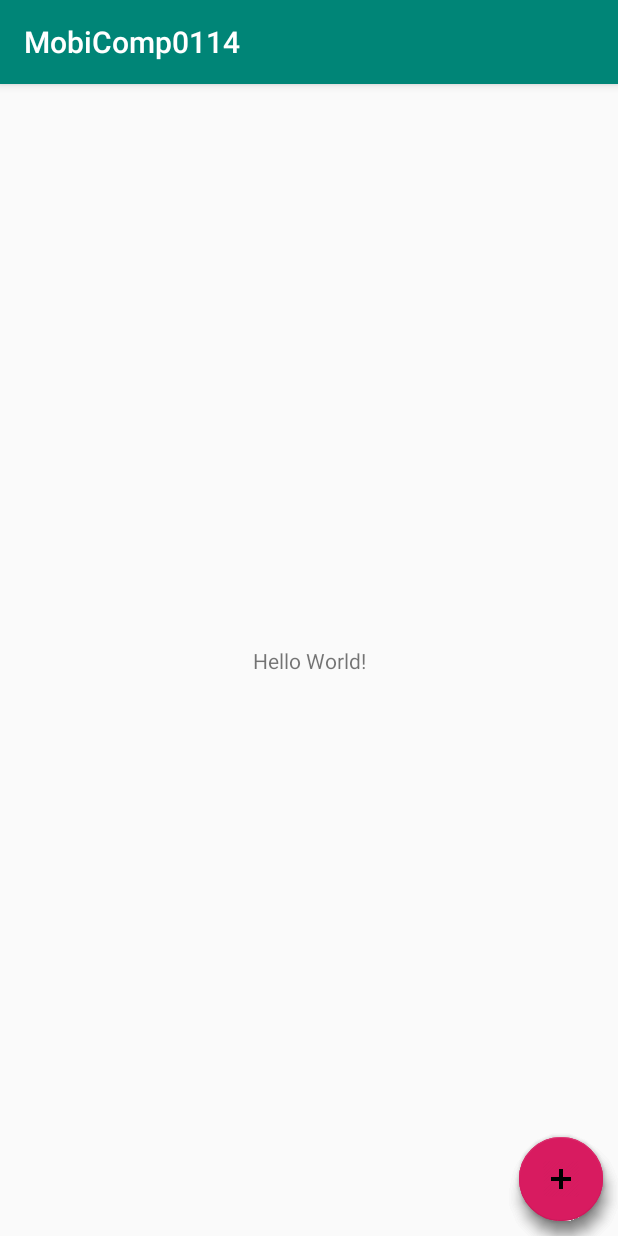
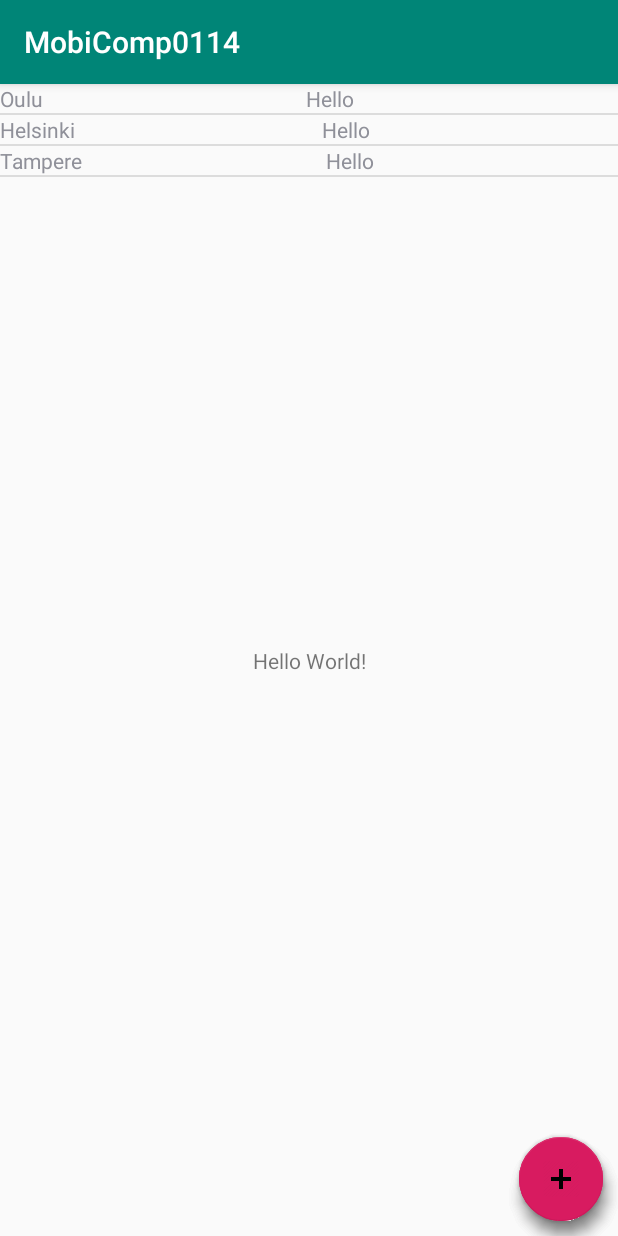
Before and after one commit to youngj719/MobileComputing, an Android app: the screen it shows after launch (MainActivity), on a phone screen of 412 x 824 dp. Run offline under Robolectric (Android 15) with nearby library versions, the phone set to English and light mode, and no system bars.

Commit message:
Fourth commit

```diff
--- a/app/src/main/java/com/example/mobicomp0114/MainActivity.kt
+++ b/app/src/main/java/com/example/mobicomp0114/MainActivity.kt
@@ -26,22 +26,20 @@ class MainActivity : AppCompatActivity() {
         }
 
         var fabOpened = false
-
         fab.setOnClickListener {
             if (!fabOpened) {
                 fabOpened = true
                 fab_map.animate().translationY(-resources.getDimension(R.dimen.standard_66))
                 fab_time.animate().translationY(-resources.getDimension(R.dimen.standard_116))
-
             } else {
                 fabOpened = false
                 fab_map.animate().translationY(0f)
                 fab_time.animate().translationY(0f)
-
             }
-
         }
 
-
+        var data = arrayOf("Oulu","Helsinki","Tampere")
+        var reminderAdapter = ReminderAdapter(applicationContext, data)
+        list.adapter = reminderAdapter
     }
 }
--- /dev/null
+++ b/app/src/main/java/com/example/mobicomp0114/ReminderAdapter.kt
@@ -0,0 +1,32 @@
+package com.example.mobicomp0114
+
+import android.content.Context
+import android.view.LayoutInflater
+import android.view.View
+import android.view.ViewGroup
+import android.widget.BaseAdapter
+import kotlinx.android.synthetic.main.list_view_item.view.*
+
+class ReminderAdapter(context: Context, private val list: Array<String>) : BaseAdapter() {
+
+    private val inflater: LayoutInflater = context.getSystemService(Context.LAYOUT_INFLATER_SERVICE) as LayoutInflater
+
+    override fun getView(position: Int, convertView: View?, parent: ViewGroup?): View {
+        val row  = inflater.inflate(R.layout.list_view_item, parent, false)
+        row.itemMessage.text = list[position]
+        row.itmeTrigger.text = "Hello"
+        return row
+    }
+
+    override fun getItem(position: Int): Any {
+        return list[position]
+    }
+
+    override fun getItemId(position: Int): Long {
+        return position.toLong()
+    }
+
+    override fun getCount(): Int {
+        return list.size
+    }
+}
--- a/app/src/main/res/layout/activity_main.xml
+++ b/app/src/main/res/layout/activity_main.xml
@@ -53,4 +53,9 @@
             app:layout_constraintEnd_toEndOf="parent"
             app:srcCompat="@drawable/add" />
 
+    <ListView
+            android:id="@+id/list"
+            android:layout_width="match_parent"
+            android:layout_height="match_parent" />
+
 </androidx.constraintlayout.widget.ConstraintLayout>
--- /dev/null
+++ b/app/src/main/res/layout/list_view_item.xml
@@ -0,0 +1,19 @@
+<?xml version="1.0" encoding="utf-8"?>
+<LinearLayout xmlns:android="http://schemas.android.com/apk/res/android"
+        android:orientation="horizontal" android:layout_width="match_parent"
+        android:layout_height="match_parent">
+
+    <TextView
+            android:id="@+id/itemMessage"
+            android:layout_width="wrap_content"
+            android:layout_height="wrap_content"
+            android:layout_weight="1"
+            android:text="Reminder Text" />
+
+    <TextView
+            android:id="@+id/itmeTrigger"
+            android:layout_width="wrap_content"
+            android:layout_height="wrap_content"
+            android:layout_weight="1"
+            android:text="Trigger Time" />
+</LinearLayout>
```
